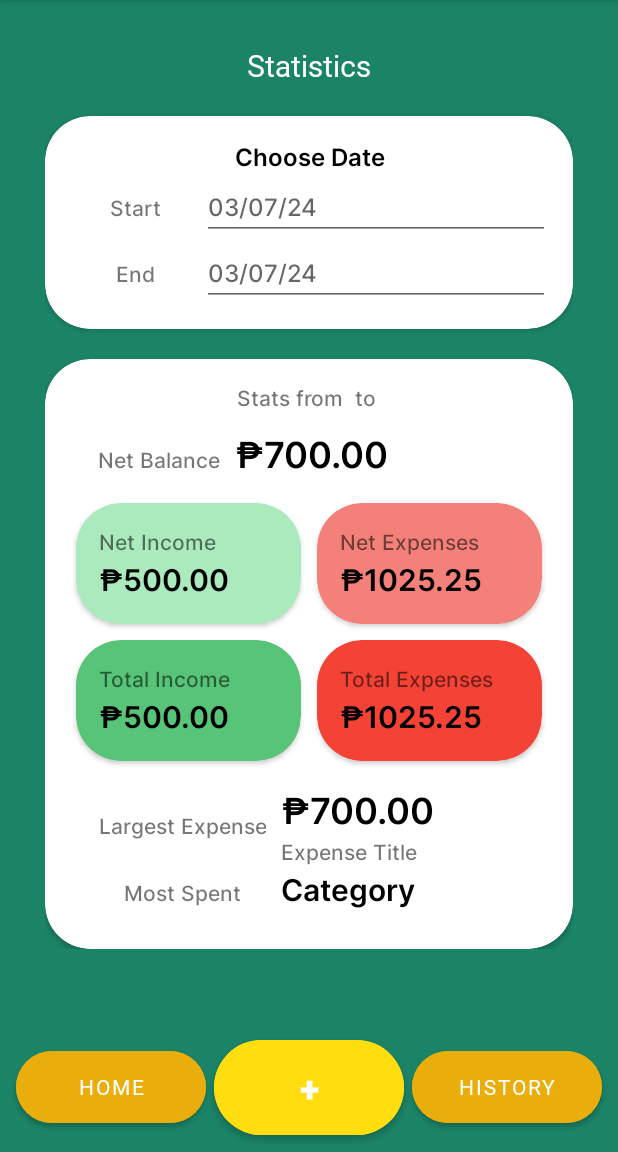
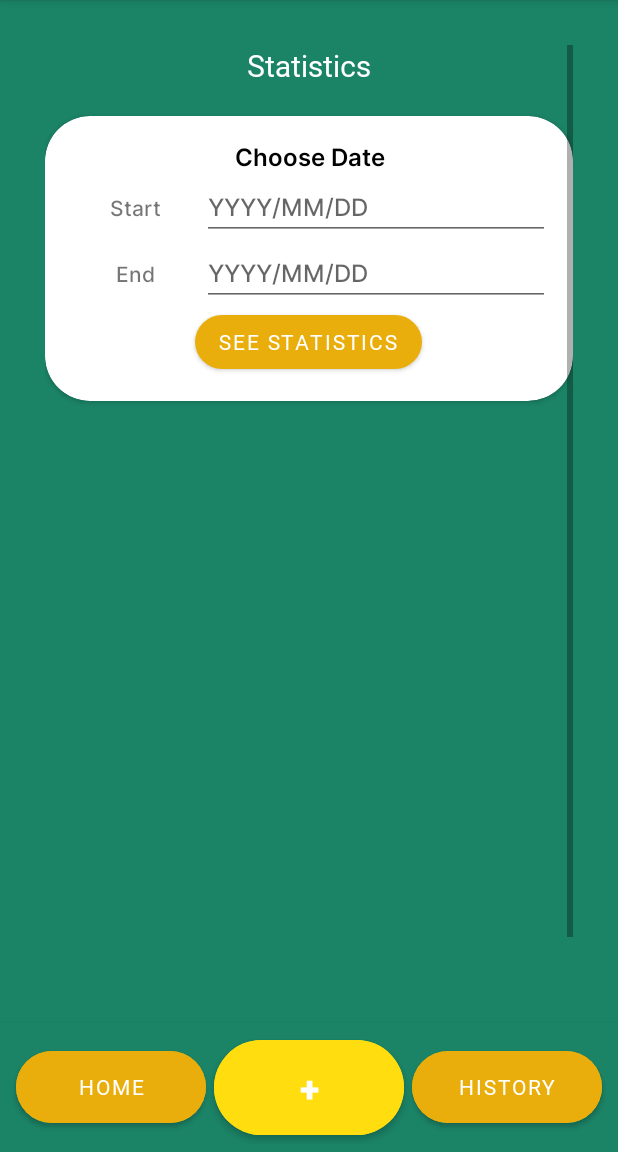
Before and after one commit to cusgan/FinanceTracker, an Android app: the HomePage screen opened directly, with no data from a screen before it, after a tap on "STATISTICS", on a phone screen of 412 x 824 dp, the part 84-1236 px from its top. Run offline under Robolectric (Android 15) with nearby library versions, the phone set to English and light mode, and no system bars; network calls fail.

Commit message:
stats and budgeting

```diff
--- a/app/src/main/java/com/example/financetrackerapp/Goals.java
+++ b/app/src/main/java/com/example/financetrackerapp/Goals.java
@@ -135,10 +135,10 @@ class GoalAdapter extends RecyclerView.Adapter<GoalHolder>{
         final int index = holder.getAdapterPosition();
         Goal goal = list.get(index);
         if(holder.tname!=null) holder.tname.setText(goal.name);
-        holder.progress.setText(String.format("%.2f",goal.balance));
+        holder.progress.setText("₱"+String.format("%.2f",goal.balance));
         int percent = (int)Math.round(100.0*(goal.balance/goal.amount));
         holder.percent.setText(percent+"% reached");
-        holder.target.setText(String.format("%.2f",goal.amount));
+        holder.target.setText("out of ₱"+String.format("%.2f",goal.amount));
         holder.sex.setOnClickListener(new View.OnClickListener() {
             @Override
             public void onClick(View v) {
--- a/app/src/main/java/com/example/financetrackerapp/HomePage.java
+++ b/app/src/main/java/com/example/financetrackerapp/HomePage.java
@@ -101,7 +101,7 @@ public class HomePage extends Fragment {
         tvBudgetTotal.setText("₱" + String.format("%.2f", UserData.monthlyBudget));
         tvBudgetSpent.setText("₱" + String.format("%.2f", UserData.budgetSpent)+" spent");
         float percnt = -1;
-        percnt = 10.0f*((float)UserData.budgetSpent/(float)UserData.monthlyBudget+0.1f);
+        percnt = 100.0f*((float)UserData.budgetSpent/(float)UserData.monthlyBudget+0.1f);
         if(Float.isNaN(percnt))
             tvSpentPercent.setText("- - -");
         else
--- a/app/src/main/java/com/example/financetrackerapp/TransactionHistory.java
+++ b/app/src/main/java/com/example/financetrackerapp/TransactionHistory.java
@@ -108,6 +108,8 @@ class TransAdapter extends RecyclerView.Adapter<TransHolder>{
         final int index = holder.getAdapterPosition();
         Transaction transaction = UserData.transactions.get(index);
         holder.amountDisplay.setText(String.format("%.2f",transaction.amount));
+        holder.walletDisplay.setText("- - -");
+        if(UserData.getWallet(transaction.walletid) !=null)
         holder.walletDisplay.setText(UserData.getWallet(transaction.walletid).name);
         holder.descDisplay.setText(""+transaction.description);
         holder.deetsDisplay.setText(""+transaction.category + " - "+transaction.datetime.toString());
--- a/app/src/main/java/com/example/financetrackerapp/UserData.java
+++ b/app/src/main/java/com/example/financetrackerapp/UserData.java
@@ -21,6 +21,7 @@ public class UserData {
         }
         return null;
     }
+    public static Budget budget = new Budget();
 }
 class Wallet{
     public Wallet(int id, String name, float balance, int userid1,int userid2){
@@ -53,3 +54,7 @@ class Invite{
     public int id,walletid,userid;
     public String text;
 }
+class Budget{
+    public float total=0;
+    public float[] category = new float[8];
+}
--- a/app/src/main/res/layout/fragment_budgeting.xml
+++ b/app/src/main/res/layout/fragment_budgeting.xml
@@ -92,14 +92,12 @@
             </androidx.cardview.widget.CardView>
 
             <androidx.cardview.widget.CardView
-                android:id="@+id/walletTemplate"
+                android:id="@+id/budgettsss"
                 android:layout_width="match_parent"
                 android:layout_height="match_parent"
                 android:layout_marginTop="20dp"
-                android:visibility="gone"
                 app:cardCornerRadius="30dp"
-                app:contentPadding="20dp"
-                tools:visibility="visible">
+                app:contentPadding="20dp">
 
                 <TableLayout
                     android:layout_width="match_parent"
--- a/app/src/main/res/layout/fragment_stats.xml
+++ b/app/src/main/res/layout/fragment_stats.xml
@@ -125,11 +125,21 @@
                                 android:textSize="16sp" />
                         </TableRow>
                     </TableLayout>
+
+                    <Button
+                        android:id="@+id/btnConfirmDate"
+                        android:layout_width="wrap_content"
+                        android:layout_height="wrap_content"
+                        android:layout_gravity="center"
+                        android:fontFamily="@font/inter_bold"
+                        android:text="See Statistics"
+                        app:cornerRadius="180dp" />
                 </LinearLayout>
 
             </androidx.cardview.widget.CardView>
 
             <androidx.cardview.widget.CardView
+                android:id="@+id/cvStats"
                 android:layout_width="match_parent"
                 android:layout_height="match_parent"
                 android:layout_marginTop="20dp"
@@ -184,84 +194,6 @@
                                 android:textSize="24sp" />
                         </LinearLayout>
                     </androidx.cardview.widget.CardView>
-
-                    <LinearLayout
-                        android:layout_width="match_parent"
-                        android:layout_height="match_parent"
-                        android:layout_weight="1"
-                        android:orientation="horizontal">
-
-                        <androidx.cardview.widget.CardView
-                            android:layout_width="match_parent"
-                            android:layout_height="wrap_content"
-                            android:layout_margin="5dp"
-                            android:layout_weight="1"
-                            app:cardBackgroundColor="#AAEABD"
-                            app:cardCornerRadius="30dp"
-                            app:contentPadding="10dp">
-
-                            <LinearLayout
-                                android:layout_width="match_parent"
-                                android:layout_height="match_parent"
-                                android:orientation="vertical"
-                                android:padding="5dp">
-
-                                <TextView
-                                    android:id="@+id/textView12"
-                                    android:layout_width="wrap_content"
-                                    android:layout_height="wrap_content"
-                                    android:fontFamily="@font/inter_medium"
-                                    android:text="Net Income" />
-
-                                <TextView
-                                    android:id="@+id/tvNetIncome"
-                                    android:layout_width="wrap_content"
-                                    android:layout_height="wrap_content"
-                                    android:fontFamily="@font/inter_semibold"
-                                    android:text="₱500.00"
-                                    android:textColor="@color/black"
-                                    android:textSize="20sp" />
-
-                            </LinearLayout>
-
-                        </androidx.cardview.widget.CardView>
-
-                        <androidx.cardview.widget.CardView
-                            android:layout_width="match_parent"
-                            android:layout_height="wrap_content"
-                            android:layout_margin="5dp"
-                            android:layout_weight="1"
-                            app:cardBackgroundColor="#F48179"
-                            app:cardCornerRadius="30dp"
-                            app:contentPadding="10dp">
-
-                            <LinearLayout
-                                android:layout_width="match_parent"
-                                android:layout_height="match_parent"
-                                android:orientation="vertical"
-                                android:padding="5dp">
-
-                                <TextView
-                                    android:id="@+id/textView13"
-                                    android:layout_width="wrap_content"
-                                    android:layout_height="wrap_content"
-                                    android:fontFamily="@font/inter_medium"
-                                    android:text="Net Expenses" />
-
-                                <TextView
-                                    android:id="@+id/tvNetExpenses"
-                                    android:layout_width="match_parent"
-                                    android:layout_height="wrap_content"
-                                    android:fontFamily="@font/inter_semibold"
-                                    android:text="₱1025.25"
-                                    android:textColor="@color/black"
-                                    android:textSize="20sp" />
-
-                            </LinearLayout>
-
-                        </androidx.cardview.widget.CardView>
-
-                    </LinearLayout>
 
                     <LinearLayout
                         android:layout_width="match_parent"
@@ -340,6 +272,84 @@
 
                     </LinearLayout>
 
+                    <LinearLayout
+                        android:layout_width="match_parent"
+                        android:layout_height="match_parent"
+                        android:layout_weight="1"
+                        android:orientation="horizontal">
+
+                        <androidx.cardview.widget.CardView
+                            android:layout_width="match_parent"
+                            android:layout_height="wrap_content"
+                            android:layout_margin="5dp"
+                            android:layout_weight="1"
+                            app:cardBackgroundColor="#AAEABD"
+                            app:cardCornerRadius="30dp"
+                            app:contentPadding="10dp">
+
+                            <LinearLayout
+                                android:layout_width="match_parent"
+                                android:layout_height="match_parent"
+                                android:orientation="vertical"
+                                android:padding="5dp">
+
+                                <TextView
+                                    android:id="@+id/textView12"
+                                    android:layout_width="wrap_content"
+                                    android:layout_height="wrap_content"
+                                    android:fontFamily="@font/inter_medium"
+                                    android:text="No. of Income" />
+
+                                <TextView
+                                    android:id="@+id/tvNoIncome"
+                                    android:layout_width="wrap_content"
+                                    android:layout_height="wrap_content"
+                                    android:fontFamily="@font/inter_semibold"
+                                    android:text="₱500.00"
+                                    android:textColor="@color/black"
+                                    android:textSize="20sp" />
+
+                            </LinearLayout>
+
+                        </androidx.cardview.widget.CardView>
+
+                        <androidx.cardview.widget.CardView
+                            android:layout_width="match_parent"
+                            android:layout_height="wrap_content"
+                            android:layout_margin="5dp"
+                            android:layout_weight="1"
+                            app:cardBackgroundColor="#F48179"
+                            app:cardCornerRadius="30dp"
+                            app:contentPadding="10dp">
+
+                            <LinearLayout
+                                android:layout_width="match_parent"
+                                android:layout_height="match_parent"
+                                android:orientation="vertical"
+                                android:padding="5dp">
+
+                                <TextView
+                                    android:id="@+id/textView13"
+                                    android:layout_width="wrap_content"
+                                    android:layout_height="wrap_content"
+                                    android:fontFamily="@font/inter_medium"
+                                    android:text="No. of Expenses" />
+
+                                <TextView
+                                    android:id="@+id/tvNoExpense"
+                                    android:layout_width="match_parent"
+                                    android:layout_height="wrap_content"
+                                    android:fontFamily="@font/inter_semibold"
+                                    android:text="₱1025.25"
+                                    android:textColor="@color/black"
+                                    android:textSize="20sp" />
+
+                            </LinearLayout>
+
+                        </androidx.cardview.widget.CardView>
+
+                    </LinearLayout>
+
                     <androidx.cardview.widget.CardView
                         android:layout_width="match_parent"
                         android:layout_height="match_parent"
@@ -353,7 +363,7 @@
 
                             <TableRow
                                 android:layout_width="match_parent"
-                                android:layout_height="match_parent" >
+                                android:layout_height="match_parent">
 
                                 <TextView
                                     android:id="@+id/textView18"
@@ -393,7 +403,7 @@
 
                             <TableRow
                                 android:layout_width="match_parent"
-                                android:layout_height="match_parent" >
+                                android:layout_height="match_parent">
 
                                 <TextView
                                     android:id="@+id/textView18"
--- a/app/src/main/res/values/strings.xml
+++ b/app/src/main/res/values/strings.xml
@@ -6,7 +6,7 @@
     <string name="default_wallet">My Wallet</string>
     <string name="default_transaction">My Transaction</string>
     <string name="default_goal">My Goal</string>
-    <string name="default_date">03/07/24</string>
+    <string name="default_date">YYYY/MM/DD</string>
     <string-array name="categories_array">
         <item>Food</item>
         <item>Housing</item>
```
Also changed, not shown: app/src/main/java/com/example/financetrackerapp/Budgeting.java (+18 -1 lines), app/src/main/java/com/example/financetrackerapp/EditBudget.java (+31 -2 lines), app/src/main/java/com/example/financetrackerapp/SQLInterface.java (+6 -4 lines), app/src/main/java/com/example/financetrackerapp/Stats.java (+198 -15 lines), app/src/main/java/com/example/financetrackerapp/Wallets.java (+23 -2 lines), app/src/main/res/layout/activity_add_transaction.xml (+5 -2 lines), app/src/main/res/layout/recycler_goals.xml (+22 -13 lines), app/src/main/res/layout/recycler_transaction.xml (+5 -5 lines).
